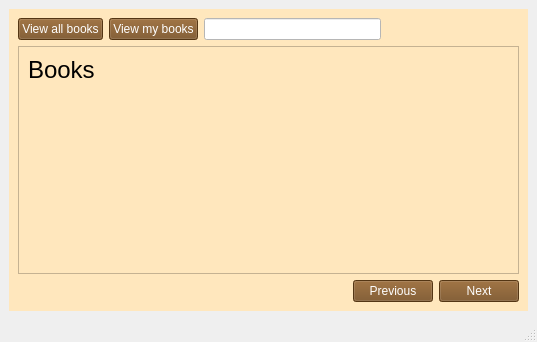
Old version of the form client/src/mainwindow.ui in the repository Dargoswwwe/smc-library.
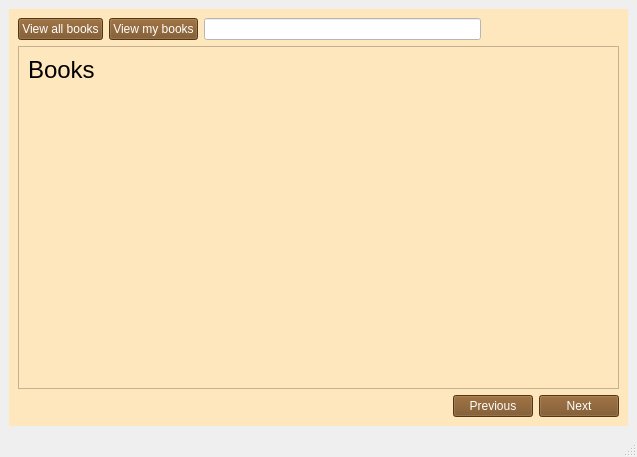
New version of the form. The open tabs and pages were chosen to show the change. Icons and pictures are not drawn.

Diff of the .ui file:
```diff
--- a/client/src/mainwindow.ui
+++ b/client/src/mainwindow.ui
@@ -2,6 +2,14 @@
 <ui version="4.0">
  <class>MainWindow</class>
  <widget class="QMainWindow" name="MainWindow">
+  <property name="geometry">
+   <rect>
+    <x>0</x>
+    <y>0</y>
+    <width>637</width>
+    <height>457</height>
+   </rect>
+  </property>
   <property name="sizePolicy">
    <sizepolicy hsizetype="Preferred" vsizetype="Preferred">
     <horstretch>0</horstretch>
@@ -686,8 +694,8 @@
             <rect>
              <x>0</x>
              <y>0</y>
-             <width>696</width>
-             <height>301</height>
+             <width>591</width>
+             <height>286</height>
             </rect>
            </property>
            <layout class="QVBoxLayout" name="verticalLayout_4">
```
Left out of the diff: 7 changed lines with no effect on the pictures.
